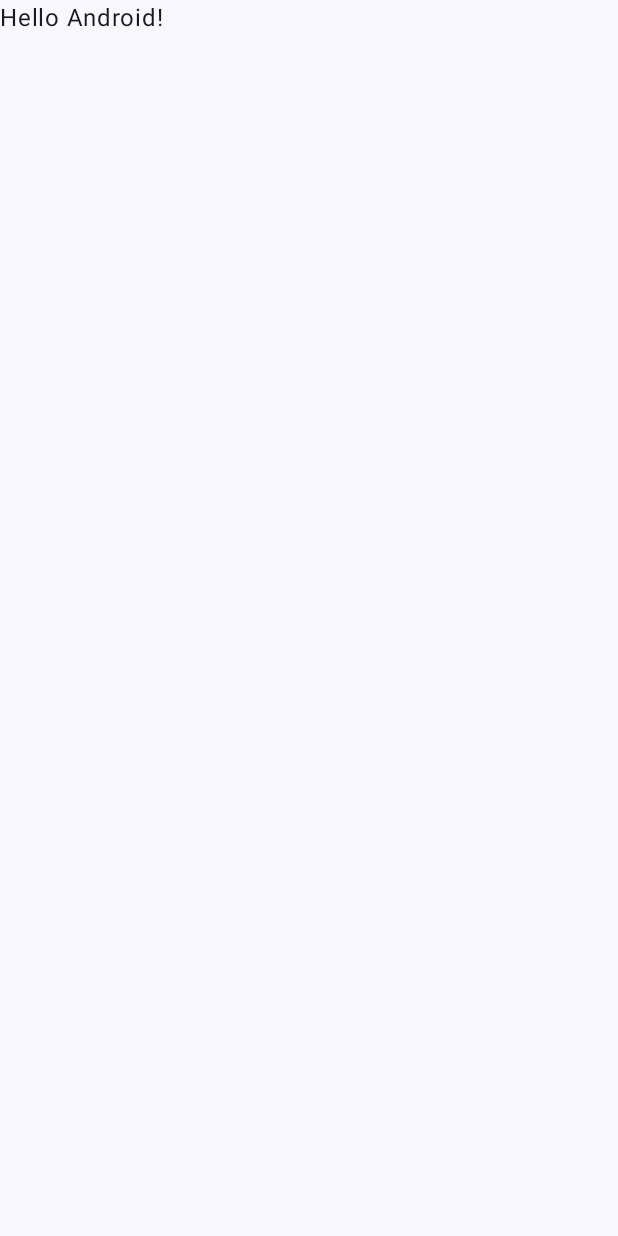
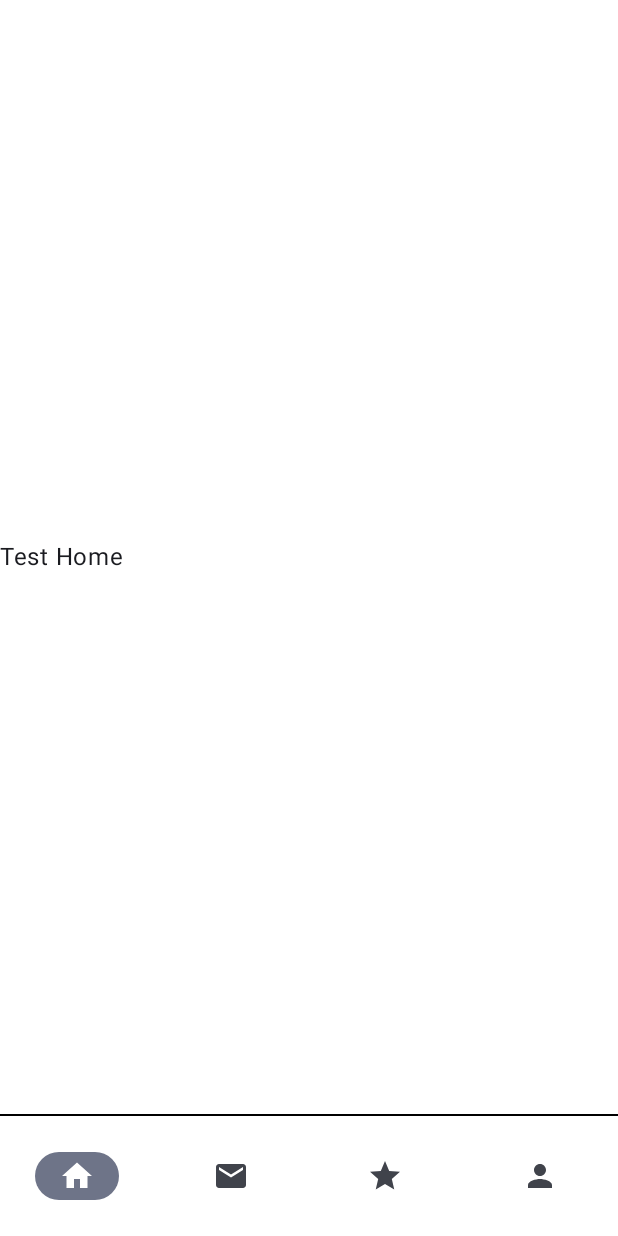
Before and after one commit to ThanakornSe/SaleHereExam, an Android app built with Jetpack Compose: the screen it shows after launch (MainActivity), on a phone screen of 412 x 824 dp. Before the commit the screen is almost empty. Run offline under Robolectric (Android 15) with nearby library versions, the phone set to English and light mode, and no system bars.

Commit message:
add required library and create bottom navigation

```diff
--- a/app/src/main/java/com/salehere/salehereexam/SaleHereApplication.kt
+++ b/app/src/main/java/com/salehere/salehereexam/SaleHereApplication.kt
@@ -1,6 +1,11 @@
 package com.salehere.salehereexam
 
 import android.app.Application
+import org.koin.core.context.startKoin
 
 class SaleHereApplication: Application() {
+    override fun onCreate() {
+        super.onCreate()
+        startKoin {  }
+    }
 }
--- a/app/src/main/java/com/salehere/salehereexam/core/theme/Theme.kt
+++ b/app/src/main/java/com/salehere/salehereexam/core/theme/Theme.kt
@@ -1,6 +1,5 @@
 package com.salehere.salehereexam.core.theme
 
-import android.app.Activity
 import android.os.Build
 import androidx.compose.foundation.isSystemInDarkTheme
 import androidx.compose.material3.MaterialTheme
@@ -34,7 +33,7 @@ private val LightColorScheme = lightColorScheme(
 )
 
 @Composable
-fun SaleHereExamTheme(
+fun AppTheme(
     darkTheme: Boolean = isSystemInDarkTheme(),
     // Dynamic color is available on Android 12+
     dynamicColor: Boolean = true,
--- a/app/src/main/java/com/salehere/salehereexam/ui/MainActivity.kt
+++ b/app/src/main/java/com/salehere/salehereexam/ui/MainActivity.kt
@@ -4,44 +4,92 @@ import android.os.Bundle
 import androidx.activity.ComponentActivity
 import androidx.activity.compose.setContent
 import androidx.activity.enableEdgeToEdge
+import androidx.compose.foundation.BorderStroke
+import androidx.compose.foundation.background
+import androidx.compose.foundation.border
+import androidx.compose.foundation.layout.Box
+import androidx.compose.foundation.layout.Column
+import androidx.compose.foundation.layout.Row
+import androidx.compose.foundation.layout.Spacer
 import androidx.compose.foundation.layout.fillMaxSize
+import androidx.compose.foundation.layout.fillMaxWidth
+import androidx.compose.foundation.layout.height
 import androidx.compose.foundation.layout.padding
+import androidx.compose.material3.HorizontalDivider
+import androidx.compose.material3.Icon
+import androidx.compose.material3.MaterialTheme
+import androidx.compose.material3.NavigationBar
+import androidx.compose.material3.NavigationBarItem
 import androidx.compose.material3.Scaffold
-import androidx.compose.material3.Text
-import androidx.compose.runtime.Composable
+import androidx.compose.runtime.getValue
 import androidx.compose.ui.Modifier
-import androidx.compose.ui.tooling.preview.Preview
-import com.salehere.salehereexam.core.theme.SaleHereExamTheme
+import androidx.compose.ui.graphics.Color
+import androidx.compose.ui.unit.dp
+import androidx.navigation.NavDestination.Companion.hierarchy
+import androidx.navigation.NavGraph.Companion.findStartDestination
+import androidx.navigation.NavHostController
+import androidx.navigation.compose.currentBackStackEntryAsState
+import androidx.navigation.compose.rememberNavController
+import com.salehere.salehereexam.core.theme.AppTheme
+import com.salehere.salehereexam.core.theme.space8Dp
+import com.salehere.salehereexam.ui.navigation.AppNavHost
+import com.salehere.salehereexam.ui.navigation.BottomNavigationItem
 
 class MainActivity : ComponentActivity() {
+
     override fun onCreate(savedInstanceState: Bundle?) {
         super.onCreate(savedInstanceState)
         enableEdgeToEdge()
         setContent {
-            SaleHereExamTheme {
-                Scaffold(modifier = Modifier.fillMaxSize()) { innerPadding ->
-                    Greeting(
-                        name = "Android",
-                        modifier = Modifier.padding(innerPadding)
-                    )
+            AppTheme {
+                val navController: NavHostController = rememberNavController()
+
+                Scaffold(
+                    modifier = Modifier.fillMaxSize(),
+                    bottomBar = {
+                        NavigationBar(
+                            containerColor = Color.White,
+                        ) {
+                            Column {
+                                Spacer(
+                                    modifier = Modifier
+                                        .fillMaxWidth()
+                                        .height(1.dp)
+                                        .background(Color.Black)
+                                )
+                                Row {
+                                    val navBackStackEntry by navController.currentBackStackEntryAsState()
+                                    val currentDestination = navBackStackEntry?.destination
+                                    BottomNavigationItem().bottomNavigationItems()
+                                        .forEach { navigationItem ->
+                                            NavigationBarItem(
+                                                selected = currentDestination?.hierarchy?.any { it.route == navigationItem.route } == true,
+                                                label = null,
+                                                icon = {
+                                                    Icon(
+                                                        navigationItem.icon,
+                                                        contentDescription = null
+                                                    )
+                                                },
+                                                onClick = {
+                                                    navController.navigate(navigationItem.route) {
+                                                        popUpTo(navController.graph.findStartDestination().id) {
+                                                            saveState = true
+                                                        }
+                                                        launchSingleTop = true
+                                                        restoreState = true
+                                                    }
+                                                }
+                                            )
+                                        }
+                                }
+                            }
+                        }
+                    }
+                ) { paddingValues ->
+                    AppNavHost(navController, modifier = Modifier.padding(paddingValues))
                 }
             }
         }
     }
 }
-
-@Composable
-fun Greeting(name: String, modifier: Modifier = Modifier) {
-    Text(
-        text = "Hello $name!",
-        modifier = modifier
-    )
-}
-
-@Preview(showBackground = true)
-@Composable
-fun GreetingPreview() {
-    SaleHereExamTheme {
-        Greeting("Android")
-    }
-}
--- /dev/null
+++ b/app/src/main/java/com/salehere/salehereexam/ui/home/compose/HomeMainScreen.kt
@@ -0,0 +1,42 @@
+package com.salehere.salehereexam.ui.home.compose
+
+import androidx.compose.foundation.background
+import androidx.compose.foundation.layout.Box
+import androidx.compose.foundation.layout.fillMaxSize
+import androidx.compose.foundation.layout.fillMaxWidth
+import androidx.compose.material3.MaterialTheme
+import androidx.compose.material3.Text
+import androidx.compose.runtime.Composable
+import androidx.compose.ui.Alignment
+import androidx.compose.ui.Modifier
+import androidx.compose.ui.graphics.Color
+import androidx.navigation.NavHostController
+import com.salehere.salehereexam.ui.home.model.HomeUiState
+import com.salehere.salehereexam.ui.home.viewmodel.HomeViewModel
+import org.koin.androidx.compose.koinViewModel
+
+@Composable
+fun HomeMainScreen(
+    navHostController: NavHostController,
+    //viewModel: HomeViewModel = koinViewModel(),
+) {
+
+    Box(
+        modifier = Modifier
+            .fillMaxSize()
+            .background(color = Color.White)
+    ) {
+        Text(text = "Test Home", modifier = Modifier
+            .fillMaxWidth()
+            .align(Alignment.Center))
+    }
+}
+
+@Composable
+fun HomeScreen(
+    modifier: Modifier = Modifier,
+    uiState: HomeUiState,
+    onImageClicked: (String, String) -> Unit,
+) {
+
+}
--- /dev/null
+++ b/app/src/main/java/com/salehere/salehereexam/ui/home/viewmodel/HomeViewModel.kt
@@ -0,0 +1,6 @@
+package com.salehere.salehereexam.ui.home.viewmodel
+
+import androidx.lifecycle.ViewModel
+
+class HomeViewModel: ViewModel() {
+}
--- /dev/null
+++ b/app/src/main/java/com/salehere/salehereexam/ui/navigation/AppNavHost.kt
@@ -0,0 +1,45 @@
+package com.salehere.salehereexam.ui.navigation
+
+import androidx.compose.material3.Surface
+import androidx.compose.runtime.Composable
+import androidx.compose.ui.Modifier
+import androidx.navigation.NavHostController
+import androidx.navigation.compose.NavHost
+import androidx.navigation.compose.composable
+import com.salehere.salehereexam.ui.home.compose.HomeMainScreen
+
+@Composable
+fun AppNavHost(
+    navController: NavHostController,
+    modifier: Modifier = Modifier,
+) {
+    NavHost(
+        modifier = modifier,
+        navController = navController,
+        startDestination = NavigationItem.Home.route,
+    ) {
+        composable(NavigationItem.Home.route) {
+            HomeMainScreen(navHostController = navController)
+        }
+        composable(NavigationItem.Goal.route) {
+            Surface {
+
+            }
+        }
+        composable(NavigationItem.Wallet.route) {
+            Surface {
+
+            }
+        }
+        composable(NavigationItem.Achievement.route) {
+            Surface {
+
+            }
+        }
+        composable(NavigationItem.Profile.route) {
+            Surface {
+
+            }
+        }
+    }
+}
--- /dev/null
+++ b/app/src/main/java/com/salehere/salehereexam/ui/navigation/BottomNavigationItem.kt
@@ -0,0 +1,34 @@
+package com.salehere.salehereexam.ui.navigation
+
+import androidx.compose.material.icons.Icons
+import androidx.compose.material.icons.filled.Email
+import androidx.compose.material.icons.filled.Home
+import androidx.compose.material.icons.filled.Person
+import androidx.compose.material.icons.filled.Star
+import androidx.compose.ui.graphics.vector.ImageVector
+
+data class BottomNavigationItem(
+    val icon : ImageVector = Icons.Filled.Home,
+    val route : String = ""
+) {
+    fun bottomNavigationItems() : List<BottomNavigationItem> {
+        return listOf(
+            BottomNavigationItem(
+                icon = Icons.Filled.Home,
+                route = NavigationItem.Home.route
+            ),
+            BottomNavigationItem(
+                icon = Icons.Filled.Email,
+                route = NavigationItem.Wallet.route
+            ),
+            BottomNavigationItem(
+                icon = Icons.Filled.Star,
+                route = NavigationItem.Achievement.route
+            ),
+            BottomNavigationItem(
+                icon = Icons.Filled.Person,
+                route = NavigationItem.Profile.route
+            ),
+        )
+    }
+}
--- /dev/null
+++ b/app/src/main/java/com/salehere/salehereexam/ui/navigation/Screen.kt
@@ -0,0 +1,13 @@
+package com.salehere.salehereexam.ui.navigation
+
+enum class Screen {
+    HOME, GOAL, WALLET, ACHIEVEMENT, PROFILE
+}
+
+sealed class NavigationItem(val route: String) {
+    data object Home : NavigationItem(Screen.HOME.name)
+    data object Goal : NavigationItem(Screen.GOAL.name)
+    data object Wallet : NavigationItem(Screen.WALLET.name)
+    data object Achievement : NavigationItem(Screen.ACHIEVEMENT.name)
+    data object Profile : NavigationItem(Screen.PROFILE.name)
+}
```
Also changed, not shown: app/build.gradle.kts (+17 -0 lines), app/src/main/java/com/salehere/salehereexam/core/theme/Dimen.kt (added, +13 -0 lines), app/src/main/java/com/salehere/salehereexam/ui/home/model/HomeUiState.kt (added, +12 -0 lines), gradle/libs.versions.toml (+19 -2 lines).
